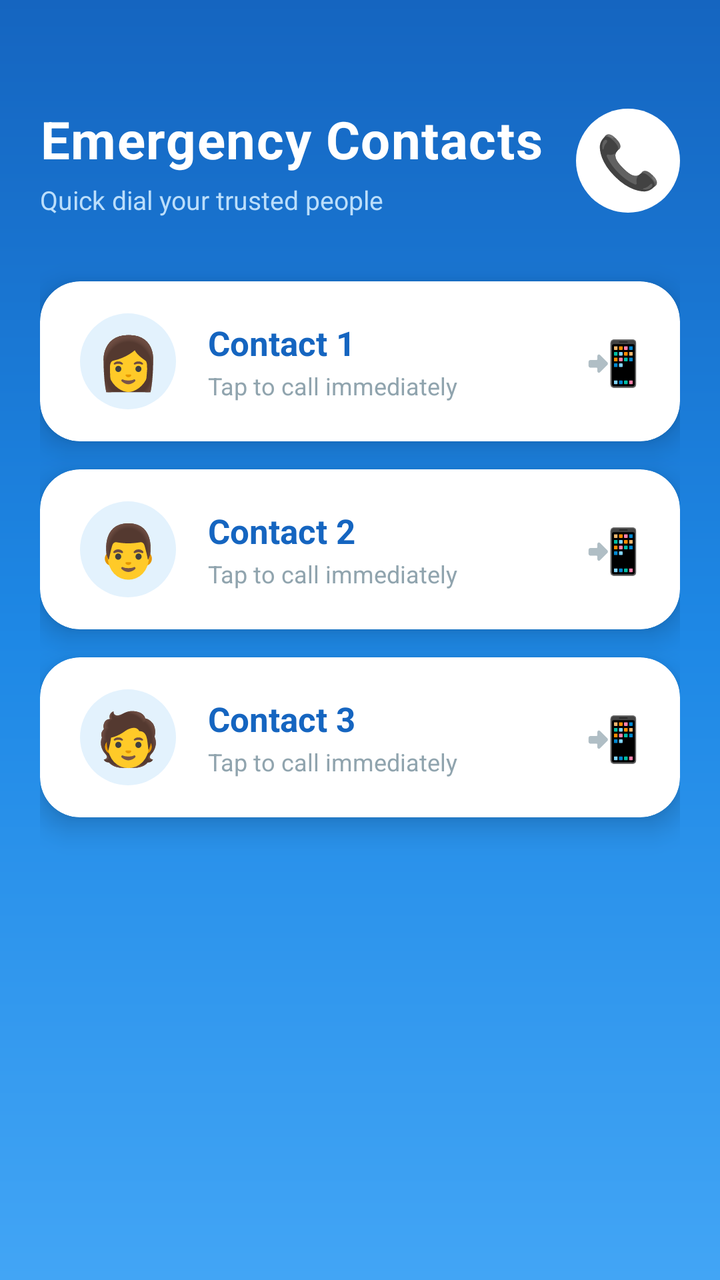
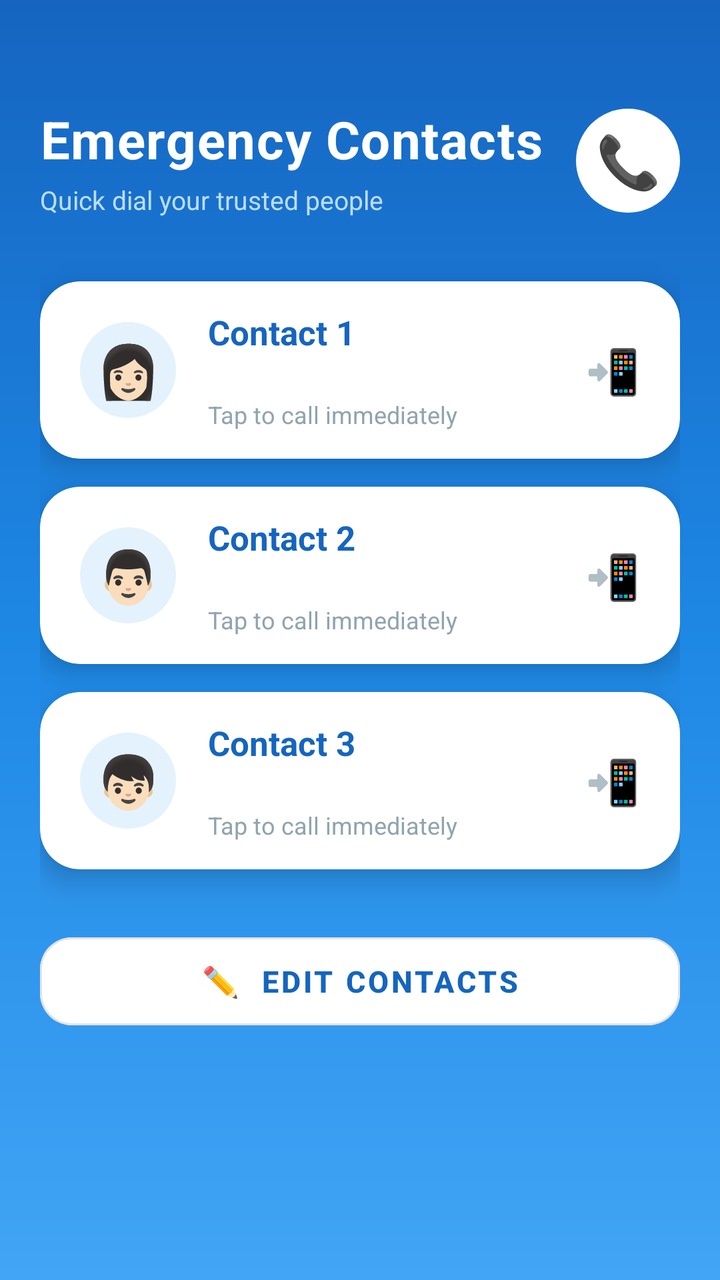

Screens rendered from an Android XML layout before and after an edit, with the pre-edit source and the edit as a unified diff.
<!-- AndroidManifest.xml: application theme Theme.Drishya_Vani -->
<!-- res/layout/activity_emergency_contacts.xml -->
<?xml version="1.0" encoding="utf-8"?>
<LinearLayout xmlns:android="http://schemas.android.com/apk/res/android"
    xmlns:app="http://schemas.android.com/apk/res-auto"
    android:layout_width="match_parent"
    android:layout_height="match_parent"
    android:orientation="vertical"
    android:background="@drawable/bg_add_contacts"
    android:paddingStart="20dp"
    android:paddingEnd="20dp"
    android:paddingBottom="36dp">

    
    <LinearLayout
        android:layout_width="match_parent"
        android:layout_height="wrap_content"
        android:orientation="horizontal"
        android:gravity="center_vertical"
        android:layout_marginTop="52dp"
        android:layout_marginBottom="32dp">

        <LinearLayout
            android:layout_width="0dp"
            android:layout_height="wrap_content"
            android:layout_weight="1"
            android:orientation="vertical">

            <TextView
                android:layout_width="wrap_content"
                android:layout_height="wrap_content"
                android:text="Emergency Contacts"
                android:textSize="26sp"
                android:textStyle="bold"
                android:textColor="#FFFFFF"
                android:letterSpacing="0.02"/>

            <TextView
                android:layout_width="wrap_content"
                android:layout_height="wrap_content"
                android:text="Quick dial your trusted people"
                android:textSize="13sp"
                android:textColor="#BBDEFB"
                android:layout_marginTop="4dp"/>
        </LinearLayout>

        <TextView
            android:layout_width="52dp"
            android:layout_height="52dp"
            android:text="📞"
            android:textSize="26sp"
            android:gravity="center"
            android:background="@drawable/bg_icon_circle_white"/>

    </LinearLayout>

    
    <androidx.cardview.widget.CardView
        android:id="@+id/callMom"
        android:layout_width="match_parent"
        android:layout_height="80dp"
        android:layout_marginBottom="14dp"
        app:cardCornerRadius="20dp"
        app:cardElevation="8dp"
        app:cardBackgroundColor="#FFFFFF">

        <LinearLayout
            android:layout_width="match_parent"
            android:layout_height="match_parent"
            android:orientation="horizontal"
            android:gravity="center_vertical"
            android:paddingStart="20dp"
            android:paddingEnd="20dp">

            <TextView
                android:layout_width="48dp"
                android:layout_height="48dp"
                android:text="👩"
                android:textSize="26sp"
                android:gravity="center"
                android:background="@drawable/bg_circle_lightblue"/>

            <LinearLayout
                android:layout_width="0dp"
                android:layout_height="wrap_content"
                android:layout_weight="1"
                android:orientation="vertical"
                android:layout_marginStart="16dp">

                
                <TextView
                    android:id="@+id/txtContactName1"
                    android:layout_width="wrap_content"
                    android:layout_height="wrap_content"
                    android:text="Contact 1"
                    android:textSize="17sp"
                    android:textStyle="bold"
                    android:textColor="#1565C0"/>

                <TextView
                    android:layout_width="wrap_content"
                    android:layout_height="wrap_content"
                    android:text="Tap to call immediately"
                    android:textSize="12sp"
                    android:textColor="#90A4AE"
                    android:layout_marginTop="2dp"/>
            </LinearLayout>

            <TextView
                android:layout_width="wrap_content"
                android:layout_height="wrap_content"
                android:text="📲"
                android:textSize="22sp"/>
        </LinearLayout>
    </androidx.cardview.widget.CardView>

    
    <androidx.cardview.widget.CardView
        android:id="@+id/callDad"
        android:layout_width="match_parent"
        android:layout_height="80dp"
        android:layout_marginBottom="14dp"
        app:cardCornerRadius="20dp"
        app:cardElevation="8dp"
        app:cardBackgroundColor="#FFFFFF">

        <LinearLayout
            android:layout_width="match_parent"
            android:layout_height="match_parent"
            android:orientation="horizontal"
            android:gravity="center_vertical"
            android:paddingStart="20dp"
            android:paddingEnd="20dp">

            <TextView
                android:layout_width="48dp"
                android:layout_height="48dp"
                android:text="👨"
                android:textSize="26sp"
                android:gravity="center"
                android:background="@drawable/bg_circle_lightblue"/>

            <LinearLayout
                android:layout_width="0dp"
                android:layout_height="wrap_content"
                android:layout_weight="1"
                android:orientation="vertical"
                android:layout_marginStart="16dp">

                
                <TextView
                    android:id="@+id/txtContactName2"
                    android:layout_width="wrap_content"
                    android:layout_height="wrap_content"
                    android:text="Contact 2"
                    android:textSize="17sp"
                    android:textStyle="bold"
                    android:textColor="#1565C0"/>

                <TextView
                    android:layout_width="wrap_content"
                    android:layout_height="wrap_content"
                    android:text="Tap to call immediately"
                    android:textSize="12sp"
                    android:textColor="#90A4AE"
                    android:layout_marginTop="2dp"/>
            </LinearLayout>

            <TextView
                android:layout_width="wrap_content"
                android:layout_height="wrap_content"
                android:text="📲"
                android:textSize="22sp"/>
        </LinearLayout>
    </androidx.cardview.widget.CardView>

    
    <androidx.cardview.widget.CardView
        android:id="@+id/callFriend"
        android:layout_width="match_parent"
        android:layout_height="80dp"
        app:cardCornerRadius="20dp"
        app:cardElevation="8dp"
        app:cardBackgroundColor="#FFFFFF">

        <LinearLayout
            android:layout_width="match_parent"
            android:layout_height="match_parent"
            android:orientation="horizontal"
            android:gravity="center_vertical"
            android:paddingStart="20dp"
            android:paddingEnd="20dp">

            <TextView
                android:layout_width="48dp"
                android:layout_height="48dp"
                android:text="🧑"
                android:textSize="26sp"
                android:gravity="center"
                android:background="@drawable/bg_circle_lightblue"/>

            <LinearLayout
                android:layout_width="0dp"
                android:layout_height="wrap_content"
                android:layout_weight="1"
                android:orientation="vertical"
                android:layout_marginStart="16dp">

                
                <TextView
                    android:id="@+id/txtContactName3"
                    android:layout_width="wrap_content"
                    android:layout_height="wrap_content"
                    android:text="Contact 3"
                    android:textSize="17sp"
                    android:textStyle="bold"
                    android:textColor="#1565C0"/>

                <TextView
                    android:layout_width="wrap_content"
                    android:layout_height="wrap_content"
                    android:text="Tap to call immediately"
                    android:textSize="12sp"
                    android:textColor="#90A4AE"
                    android:layout_marginTop="2dp"/>
            </LinearLayout>

            <TextView
                android:layout_width="wrap_content"
                android:layout_height="wrap_content"
                android:text="📲"
                android:textSize="22sp"/>
        </LinearLayout>
    </androidx.cardview.widget.CardView>

</LinearLayout>
<!-- resources referenced by this layout -->
<resources>
  <!-- drawable bg_add_contacts (drawable) -->
  <?xml version="1.0" encoding="utf-8"?>
  <shape xmlns:android="http://schemas.android.com/apk/res/android">
  
      <gradient
          android:startColor="#1565C0"
          android:centerColor="#1E88E5"
          android:endColor="#42A5F5"
          android:angle="270"/>
  
  </shape>
  <!-- drawable bg_circle_lightblue (drawable) -->
  <?xml version="1.0" encoding="utf-8"?>
  <shape xmlns:android="http://schemas.android.com/apk/res/android"
      android:shape="oval">
      <solid android:color="#E3F2FD"/>
  </shape>
  <!-- drawable bg_icon_circle_white (drawable) -->
  <?xml version="1.0" encoding="utf-8"?>
  <shape xmlns:android="http://schemas.android.com/apk/res/android"
      android:shape="oval">
      <solid android:color="#FFFFFF" />
  </shape>
  <style name="Theme.Drishya_Vani" parent="Base.Theme.Drishya_Vani" />
  <style name="Base.Theme.Drishya_Vani" parent="Theme.Material3.DayNight.NoActionBar">
          
          
      </style>
</resources>

<!-- the commit's change to res/layout/activity_emergency_contacts.xml (unified diff, before → after) -->
@@ -1,234 +1,286 @@
 <?xml version="1.0" encoding="utf-8"?>
-<LinearLayout xmlns:android="http://schemas.android.com/apk/res/android"
+<ScrollView xmlns:android="http://schemas.android.com/apk/res/android"
     xmlns:app="http://schemas.android.com/apk/res-auto"
     android:layout_width="match_parent"
     android:layout_height="match_parent"
-    android:orientation="vertical"
     android:background="@drawable/bg_add_contacts"
-    android:paddingStart="20dp"
-    android:paddingEnd="20dp"
-    android:paddingBottom="36dp">
-
-    
+    android:fillViewport="true">
+
     <LinearLayout
         android:layout_width="match_parent"
         android:layout_height="wrap_content"
-        android:orientation="horizontal"
-        android:gravity="center_vertical"
-        android:layout_marginTop="52dp"
-        android:layout_marginBottom="32dp">
-
+        android:orientation="vertical"
+        android:paddingStart="20dp"
+        android:paddingEnd="20dp"
+        android:paddingBottom="36dp">
+
+        
         <LinearLayout
-            android:layout_width="0dp"
-            android:layout_height="wrap_content"
-            android:layout_weight="1"
-            android:orientation="vertical">
-
-            <TextView
-                android:layout_width="wrap_content"
-                android:layout_height="wrap_content"
-                android:text="Emergency Contacts"
-                android:textSize="26sp"
-                android:textStyle="bold"
-                android:textColor="#FFFFFF"
-                android:letterSpacing="0.02"/>
-
-            <TextView
-                android:layout_width="wrap_content"
-                android:layout_height="wrap_content"
-                android:text="Quick dial your trusted people"
-                android:textSize="13sp"
-                android:textColor="#BBDEFB"
-                android:layout_marginTop="4dp"/>
-        </LinearLayout>
-
-        <TextView
-            android:layout_width="52dp"
-            android:layout_height="52dp"
-            android:text="📞"
-            android:textSize="26sp"
-            android:gravity="center"
-            android:background="@drawable/bg_icon_circle_white"/>
-
-    </LinearLayout>
-
-    
-    <androidx.cardview.widget.CardView
-        android:id="@+id/callMom"
-        android:layout_width="match_parent"
-        android:layout_height="80dp"
-        android:layout_marginBottom="14dp"
-        app:cardCornerRadius="20dp"
-        app:cardElevation="8dp"
-        app:cardBackgroundColor="#FFFFFF">
-
-        <LinearLayout
-            android:layout_width="match_parent"
-            android:layout_height="match_parent"
+            android:layout_width="match_parent"
+            android:layout_height="wrap_content"
             android:orientation="horizontal"
             android:gravity="center_vertical"
-            android:paddingStart="20dp"
-            android:paddingEnd="20dp">
-
-            <TextView
-                android:layout_width="48dp"
-                android:layout_height="48dp"
-                android:text="👩"
-                android:textSize="26sp"
-                android:gravity="center"
-                android:background="@drawable/bg_circle_lightblue"/>
+            android:layout_marginTop="52dp"
+            android:layout_marginBottom="32dp">
 
             <LinearLayout
                 android:layout_width="0dp"
                 android:layout_height="wrap_content"
                 android:layout_weight="1"
-                android:orientation="vertical"
-                android:layout_marginStart="16dp">
-
-                
-                <TextView
-                    android:id="@+id/txtContactName1"
-                    android:layout_width="wrap_content"
-                    android:layout_height="wrap_content"
-                    android:text="Contact 1"
-                    android:textSize="17sp"
+                android:orientation="vertical">
+
+                <TextView
+                    android:layout_width="wrap_content"
+                    android:layout_height="wrap_content"
+                    android:text="Emergency Contacts"
+                    android:textSize="26sp"
                     android:textStyle="bold"
-                    android:textColor="#1565C0"/>
-
-                <TextView
-                    android:layout_width="wrap_content"
-                    android:layout_height="wrap_content"
-                    android:text="Tap to call immediately"
-                    android:textSize="12sp"
-                    android:textColor="#90A4AE"
-                    android:layout_marginTop="2dp"/>
+                    android:textColor="#FFFFFF"
+                    android:letterSpacing="0.02"/>
+
+                <TextView
+                    android:layout_width="wrap_content"
+                    android:layout_height="wrap_content"
+                    android:text="Quick dial your trusted people"
+                    android:textSize="13sp"
+                    android:textColor="#BBDEFB"
+                    android:layout_marginTop="4dp"/>
             </LinearLayout>
 
             <TextView
-                android:layout_width="wrap_content"
-                android:layout_height="wrap_content"
-                android:text="📲"
-                android:textSize="22sp"/>
-        </LinearLayout>
-    </androidx.cardview.widget.CardView>
-
-    
-    <androidx.cardview.widget.CardView
-        android:id="@+id/callDad"
-        android:layout_width="match_parent"
-        android:layout_height="80dp"
-        android:layout_marginBottom="14dp"
-        app:cardCornerRadius="20dp"
-        app:cardElevation="8dp"
-        app:cardBackgroundColor="#FFFFFF">
-
-        <LinearLayout
-            android:layout_width="match_parent"
-            android:layout_height="match_parent"
-            android:orientation="horizontal"
-            android:gravity="center_vertical"
-            android:paddingStart="20dp"
-            android:paddingEnd="20dp">
-
-            <TextView
-                android:layout_width="48dp"
-                android:layout_height="48dp"
-                android:text="👨"
+                android:layout_width="52dp"
+                android:layout_height="52dp"
+                android:text="📞"
                 android:textSize="26sp"
                 android:gravity="center"
-                android:background="@drawable/bg_circle_lightblue"/>
-
-            <LinearLayout
-                android:layout_width="0dp"
-                android:layout_height="wrap_content"
-                android:layout_weight="1"
-                android:orientation="vertical"
-                android:layout_marginStart="16dp">
-
-                
-                <TextView
-                    android:id="@+id/txtContactName2"
-                    android:layout_width="wrap_content"
-                    android:layout_height="wrap_content"
-                    android:text="Contact 2"
-                    android:textSize="17sp"
-                    android:textStyle="bold"
-                    android:textColor="#1565C0"/>
-
-                <TextView
-                    android:layout_width="wrap_content"
-                    android:layout_height="wrap_content"
-                    android:text="Tap to call immediately"
-                    android:textSize="12sp"
-                    android:textColor="#90A4AE"
-                    android:layout_marginTop="2dp"/>
-            </LinearLayout>
-
-            <TextView
-                android:layout_width="wrap_content"
-                android:layout_height="wrap_content"
-                android:text="📲"
-                android:textSize="22sp"/>
+                android:background="@drawable/bg_icon_circle_white"/>
+
         </LinearLayout>
-    </androidx.cardview.widget.CardView>
-
-    
-    <androidx.cardview.widget.CardView
-        android:id="@+id/callFriend"
-        android:layout_width="match_parent"
-        android:layout_height="80dp"
-        app:cardCornerRadius="20dp"
-        app:cardElevation="8dp"
-        app:cardBackgroundColor="#FFFFFF">
-
-        <LinearLayout
-            android:layout_width="match_parent"
-            android:layout_height="match_parent"
-            android:orientation="horizontal"
-            android:gravity="center_vertical"
-            android:paddingStart="20dp"
-            android:paddingEnd="20dp">
-
-            <TextView
-                android:layout_width="48dp"
-                android:layout_height="48dp"
-                android:text="🧑"
-                android:textSize="26sp"
-                android:gravity="center"
-                android:background="@drawable/bg_circle_lightblue"/>
-
-            <LinearLayout
-                android:layout_width="0dp"
-                android:layout_height="wrap_content"
-                android:layout_weight="1"
-                android:orientation="vertical"
-                android:layout_marginStart="16dp">
-
-                
-                <TextView
-                    android:id="@+id/txtContactName3"
-                    android:layout_width="wrap_content"
-                    android:layout_height="wrap_content"
-                    android:text="Contact 3"
-                    android:textSize="17sp"
-                    android:textStyle="bold"
-                    android:textColor="#1565C0"/>
-
-                <TextView
-                    android:layout_width="wrap_content"
-                    android:layout_height="wrap_content"
-                    android:text="Tap to call immediately"
-                    android:textSize="12sp"
-                    android:textColor="#90A4AE"
-                    android:layout_marginTop="2dp"/>
-            </LinearLayout>
-
-            <TextView
-                android:layout_width="wrap_content"
-                android:layout_height="wrap_content"
-                android:text="📲"
-                android:textSize="22sp"/>
-        </LinearLayout>
-    </androidx.cardview.widget.CardView>
-
-</LinearLayout>
+
+        
+        <androidx.cardview.widget.CardView
+            android:id="@+id/callMom"
+            android:layout_width="match_parent"
+            android:layout_height="wrap_content"
+            android:layout_marginBottom="14dp"
+            app:cardCornerRadius="20dp"
+            app:cardElevation="8dp"
+            app:cardBackgroundColor="#FFFFFF">
+
+            <LinearLayout
+                android:layout_width="match_parent"
+                android:layout_height="match_parent"
+                android:orientation="horizontal"
+                android:gravity="center_vertical"
+                android:paddingStart="20dp"
+                android:paddingEnd="20dp"
+                android:paddingTop="14dp"
+                android:paddingBottom="14dp">
+
+                <TextView
+                    android:layout_width="48dp"
+                    android:layout_height="48dp"
+                    android:text="👩🏻"
+                    android:textSize="26sp"
+                    android:gravity="center"
+                    android:background="@drawable/bg_circle_lightblue"/>
+
+                <LinearLayout
+                    android:layout_width="0dp"
+                    android:layout_height="wrap_content"
+                    android:layout_weight="1"
+                    android:orientation="vertical"
+                    android:layout_marginStart="16dp">
+
+                    <TextView
+                        android:id="@+id/txtContactName1"
+                        android:layout_width="wrap_content"
+                        android:layout_height="wrap_content"
+                        android:text="Contact 1"
+                        android:textSize="17sp"
+                        android:textStyle="bold"
+                        android:textColor="#1565C0"/>
+
+                    
+                    <TextView
+                        android:id="@+id/txtContactPhone1"
+                        android:layout_width="wrap_content"
+                        android:layout_height="wrap_content"
+                        android:text=""
+                        android:textSize="13sp"
+                        android:textColor="#546E7A"
+                        android:layout_marginTop="2dp"/>
+
+                    <TextView
+                        android:layout_width="wrap_content"
+                        android:layout_height="wrap_content"
+                        android:text="Tap to call immediately"
+                        android:textSize="12sp"
+                        android:textColor="#90A4AE"
+                        android:layout_marginTop="2dp"/>
+                </LinearLayout>
+
+                <TextView
+                    android:layout_width="wrap_content"
+                    android:layout_height="wrap_content"
+                    android:text="📲"
+                    android:textSize="22sp"/>
+            </LinearLayout>
+        </androidx.cardview.widget.CardView>
+
+        
+        <androidx.cardview.widget.CardView
+            android:id="@+id/callDad"
+            android:layout_width="match_parent"
+            android:layout_height="wrap_content"
+            android:layout_marginBottom="14dp"
+            app:cardCornerRadius="20dp"
+            app:cardElevation="8dp"
+            app:cardBackgroundColor="#FFFFFF">
+
+            <LinearLayout
+                android:layout_width="match_parent"
+                android:layout_height="match_parent"
+                android:orientation="horizontal"
+                android:gravity="center_vertical"
+                android:paddingStart="20dp"
+                android:paddingEnd="20dp"
+                android:paddingTop="14dp"
+                android:paddingBottom="14dp">
+
+                <TextView
+                    android:layout_width="48dp"
+                    android:layout_height="48dp"
+                    android:text="👨🏻"
+                    android:textSize="26sp"
+                    android:gravity="center"
+                    android:background="@drawable/bg_circle_lightblue"/>
+
+                <LinearLayout
+                    android:layout_width="0dp"
+                    android:layout_height="wrap_content"
+                    android:layout_weight="1"
+                    android:orientation="vertical"
+                    android:layout_marginStart="16dp">
+
+                    <TextView
+                        android:id="@+id/txtContactName2"
+                        android:layout_width="wrap_content"
+                        android:layout_height="wrap_content"
+                        android:text="Contact 2"
+                        android:textSize="17sp"
+                        android:textStyle="bold"
+                        android:textColor="#1565C0"/>
+
+                    <TextView
+                        android:id="@+id/txtContactPhone2"
+                        android:layout_width="wrap_content"
+                        android:layout_height="wrap_content"
+                        android:text=""
+                        android:textSize="13sp"
+                        android:textColor="#546E7A"
+                        android:layout_marginTop="2dp"/>
+
+                    <TextView
+                        android:layout_width="wrap_content"
+                        android:layout_height="wrap_content"
+                        android:text="Tap to call immediately"
+                        android:textSize="12sp"
+                        android:textColor="#90A4AE"
+                        android:layout_marginTop="2dp"/>
+                </LinearLayout>
+
+                <TextView
+                    android:layout_width="wrap_content"
+                    android:layout_height="wrap_content"
+                    android:text="📲"
+                    android:textSize="22sp"/>
+            </LinearLayout>
+        </androidx.cardview.widget.CardView>
+
+        
+        <androidx.cardview.widget.CardView
+            android:id="@+id/callFriend"
+            android:layout_width="match_parent"
+            android:layout_height="wrap_content"
+            android:layout_marginBottom="28dp"
+            app:cardCornerRadius="20dp"
+            app:cardElevation="8dp"
+            app:cardBackgroundColor="#FFFFFF">
+
+            <LinearLayout
+                android:layout_width="match_parent"
+                android:layout_height="match_parent"
+                android:orientation="horizontal"
+                android:gravity="center_vertical"
+                android:paddingStart="20dp"
+                android:paddingEnd="20dp"
+                android:paddingTop="14dp"
+                android:paddingBottom="14dp">
+
+                <TextView
+                    android:layout_width="48dp"
+                    android:layout_height="48dp"
+                    android:text="👦🏻"
+                    android:textSize="26sp"
+                    android:gravity="center"
+                    android:background="@drawable/bg_circle_lightblue"/>
+
+                <LinearLayout
+                    android:layout_width="0dp"
+                    android:layout_height="wrap_content"
+                    android:layout_weight="1"
+                    android:orientation="vertical"
+                    android:layout_marginStart="16dp">
+
+                    <TextView
+                        android:id="@+id/txtContactName3"
+                        android:layout_width="wrap_content"
+                        android:layout_height="wrap_content"
+                        android:text="Contact 3"
+                        android:textSize="17sp"
+                        android:textStyle="bold"
+                        android:textColor="#1565C0"/>
+
+                    <TextView
+                        android:id="@+id/txtContactPhone3"
+                        android:layout_width="wrap_content"
+                        android:layout_height="wrap_content"
+                        android:text=""
+                        android:textSize="13sp"
+                        android:textColor="#546E7A"
+                        android:layout_marginTop="2dp"/>
+
+                    <TextView
+                        android:layout_width="wrap_content"
+                        android:layout_height="wrap_content"
+                        android:text="Tap to call immediately"
+                        android:textSize="12sp"
+                        android:textColor="#90A4AE"
+                        android:layout_marginTop="2dp"/>
+                </LinearLayout>
+
+                <TextView
+                    android:layout_width="wrap_content"
+                    android:layout_height="wrap_content"
+                    android:text="📲"
+                    android:textSize="22sp"/>
+            </LinearLayout>
+        </androidx.cardview.widget.CardView>
+
+        
+        <Button
+            android:id="@+id/btnEditContacts"
+            android:layout_width="match_parent"
+            android:layout_height="56dp"
+            android:text="✏️  Edit Contacts"
+            android:textSize="15sp"
+            android:textStyle="bold"
+            android:textColor="#1565C0"
+            android:backgroundTint="#FFFFFF"
+            android:stateListAnimator="@null"
+            app:cornerRadius="16dp"
+            style="@style/Widget.MaterialComponents.Button.OutlinedButton"/>
+
+    </LinearLayout>
+</ScrollView>
